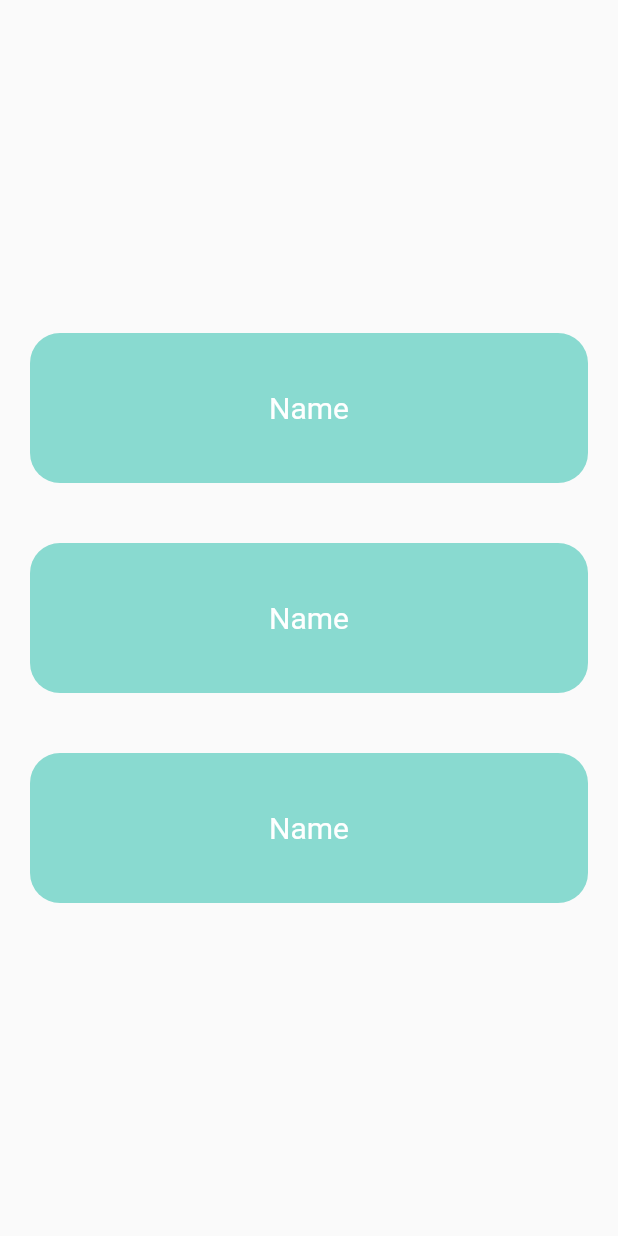
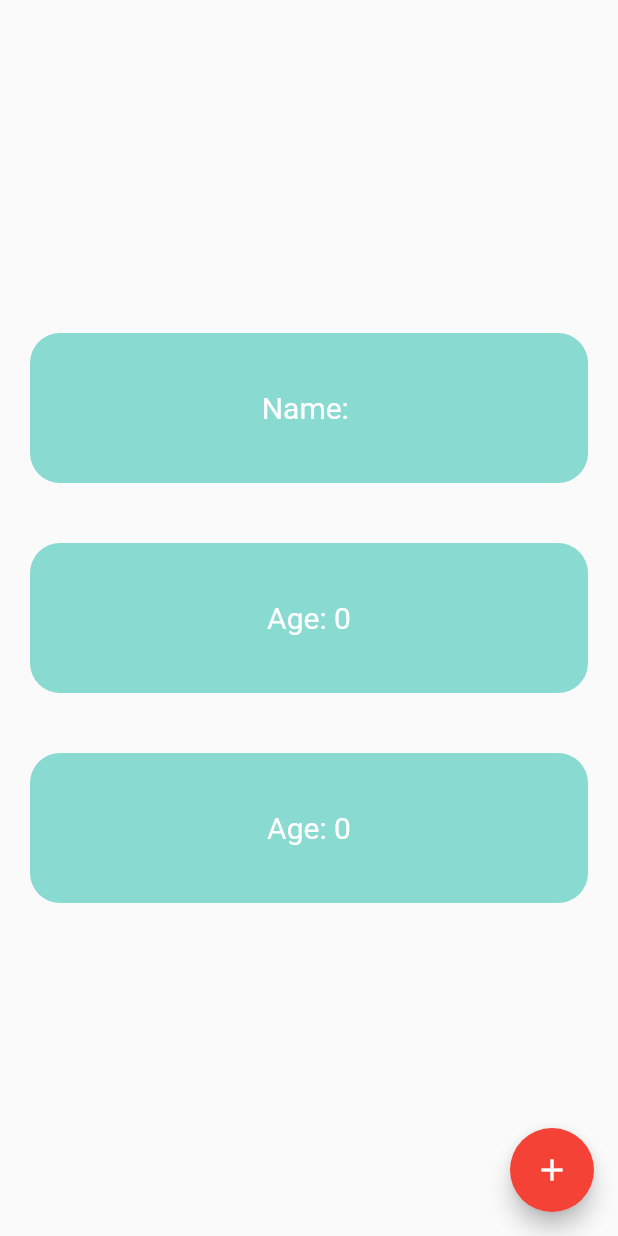
Before and after one commit to Jeonkukil/GetxReactiveTest, a Flutter app: the screen it shows after launch, on a phone screen of 412 x 824 dp. Run offline on Flutter 3.47's test engine with Material 2 defaults, Android fonts, the light colour scheme and no system bars; our stand-ins replace get.

Commit message:
예제 기본

```diff
--- a/lib/personal_card.dart
+++ b/lib/personal_card.dart
@@ -1,8 +1,10 @@
 import 'package:flutter/material.dart';
 import 'package:get/get.dart';
+import 'package:getxtesttwo/controller.dart';
 
 class PersonalCard extends StatelessWidget {
-  const PersonalCard({Key? key}) : super(key: key);
+  PersonalCard({Key? key}) : super(key: key);
+  final Controller controller = Get.put(Controller());
 
   @override
   Widget build(BuildContext context) {
@@ -21,11 +23,13 @@ class PersonalCard extends StatelessWidget {
                 color: Color(0xFF89dad0),
               ),
               child: Center(
-                child: Text(
-                  'Name',
-                  style: TextStyle(
-                    fontSize: 20, color: Colors.white,
-
+                child: GetX<Controller>(
+                  builder: (_) => Text(
+                    'Name: ${controller.person().name}',
+                    style: TextStyle(
+                      fontSize: 20,
+                      color: Colors.white,
+                    ),
                   ),
                 ),
               ),
@@ -39,14 +43,10 @@ class PersonalCard extends StatelessWidget {
                 color: Color(0xFF89dad0),
               ),
               child: Center(
-                child: Text(
-                  'Name',
-                  style: TextStyle(
-                    fontSize: 20, color: Colors.white,
-
-                  ),
-                ),
-              ),
+                  child: Obx(() => Text(
+                        'Age: ${controller.person().age}',
+                        style: TextStyle(fontSize: 20, color: Colors.white),
+                      ))),
             ),
             Container(
               margin: EdgeInsets.all(20),
@@ -57,10 +57,11 @@ class PersonalCard extends StatelessWidget {
                 color: Color(0xFF89dad0),
               ),
               child: Center(
-                child: Text(
-                  'Name',
-                  style: TextStyle(
-                    fontSize: 20, color: Colors.white,
+                child: GetX(
+                  init: Controller(),
+                  builder: (controller) => Text(
+                    'Age: ${Get.find<Controller>().person().age}',
+                    style: TextStyle(fontSize: 20, color: Colors.white),
                   ),
                 ),
               ),
@@ -68,6 +69,13 @@ class PersonalCard extends StatelessWidget {
           ],
         ),
       ),
+      floatingActionButton: FloatingActionButton(
+        onPressed: () {
+          controller.updateInfo();
+        },
+        child: Icon(Icons.add),
+        backgroundColor: Colors.red,
+      ),
     );
   }
 }
```
